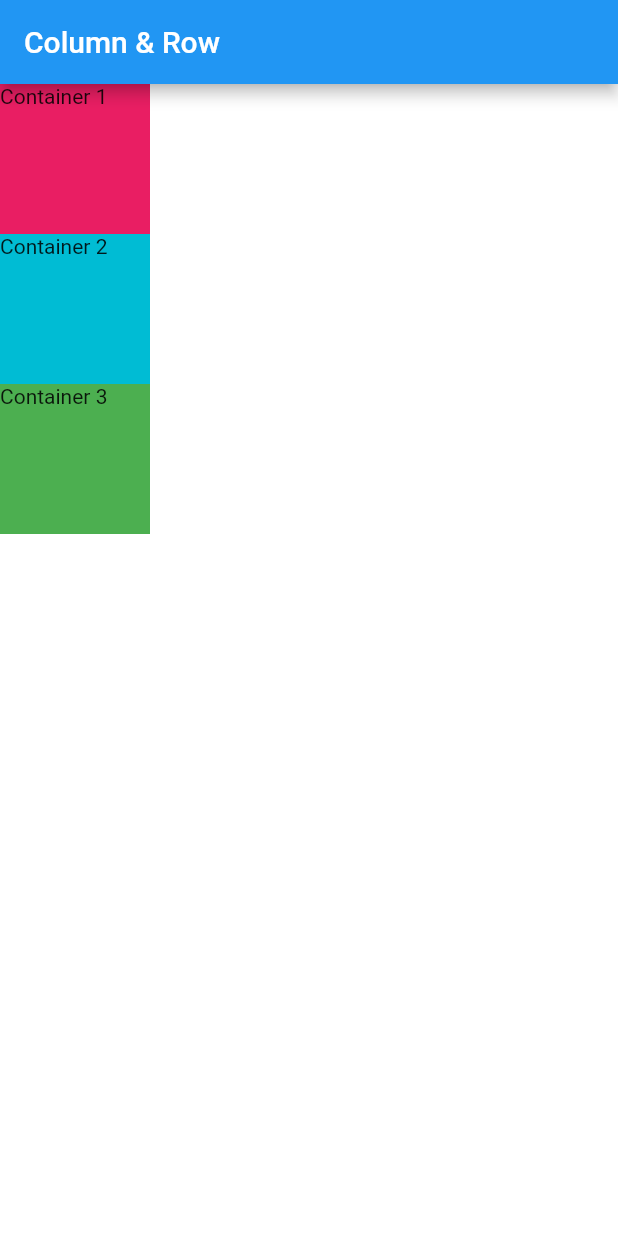
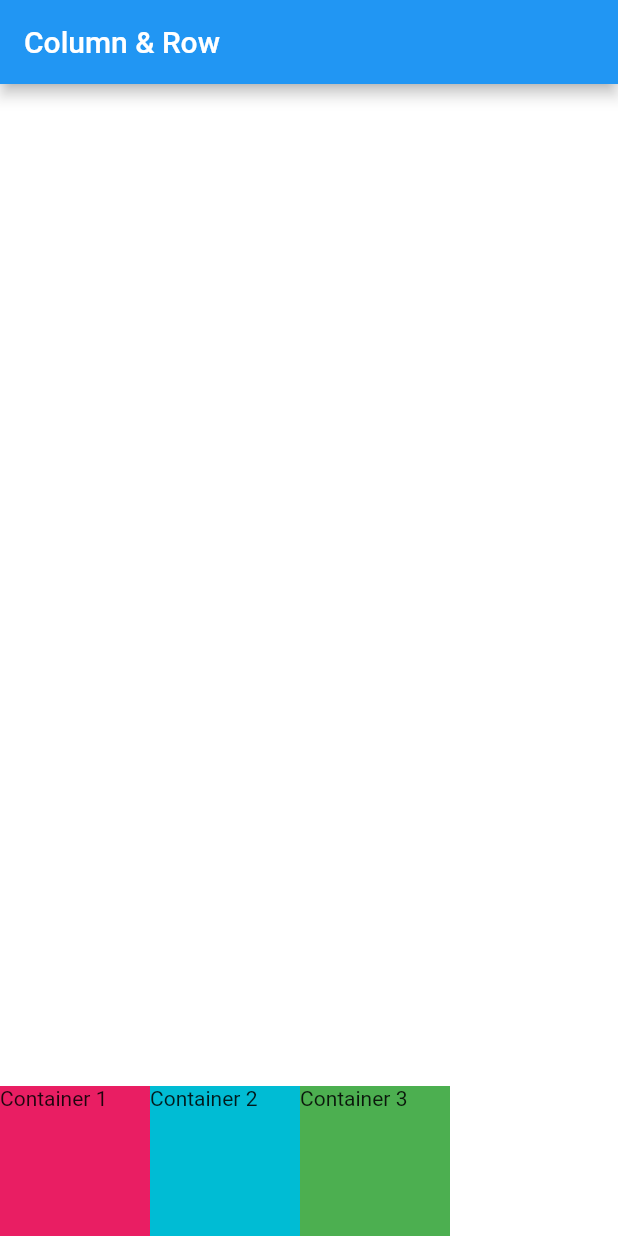
Before and after one commit to Naruse-Kazuki/Row_Column_Widget, a Flutter app: the screen it shows after launch, on a phone screen of 412 x 824 dp. Run offline on Flutter 3.47's test engine with Material 2 defaults, Android fonts, the phone set to English and light mode, and no system bars.

Commit message:
Row_CAA.end

```diff
--- a/lib/main.dart
+++ b/lib/main.dart
@@ -16,8 +16,8 @@ class MyApp extends StatelessWidget {
           title: Text('Column & Row'),
         ),
         body: SafeArea(
-          child: Column(
-            crossAxisAlignment: CrossAxisAlignment.start,
+          child: Row(
+            crossAxisAlignment: CrossAxisAlignment.end,
             children: <Widget>[
               Container(
                 height: 100,
```
